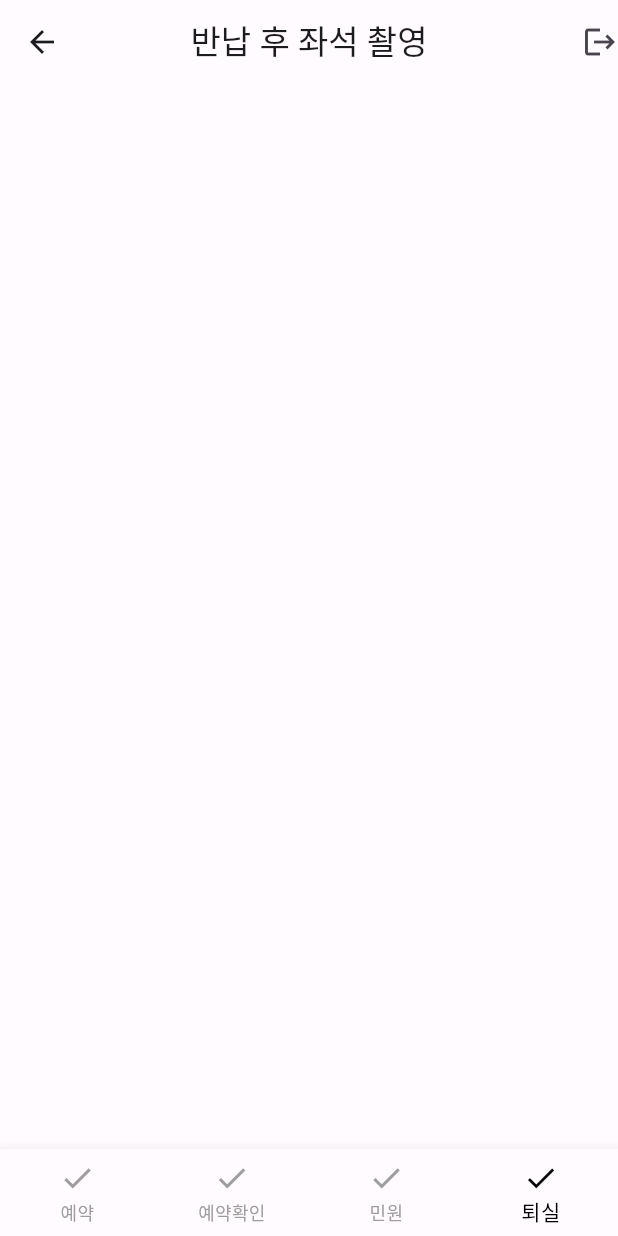
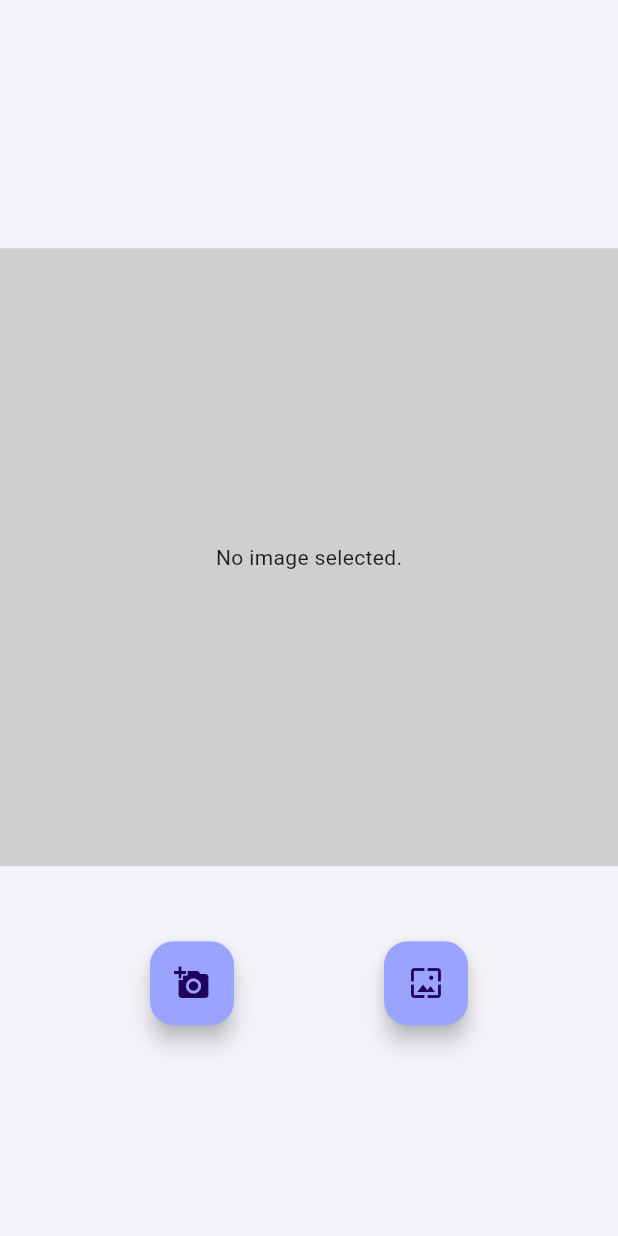
Before and after one commit to JangJunYeong/jiranjigyo, a Flutter app: the screen it shows after launch, after a tap on "퇴실", on a phone screen of 412 x 824 dp. Run offline on Flutter 3.47's test engine with Material 2 defaults, Android fonts, the phone set to English and light mode, and no system bars; our stand-ins replace image_picker.

Commit message:
add camera

```diff
--- /dev/null
+++ b/lib/camera.dart
@@ -0,0 +1,88 @@
+import 'dart:io';
+import 'package:flutter/material.dart';
+import 'package:flutter/services.dart';
+import 'package:image_picker/image_picker.dart';
+
+final ImagePicker _picker = ImagePicker();
+getImage() async {
+  final XFile? picked = await _picker.pickImage(
+    source: ImageSource.gallery,
+    requestFullMetadata: false, //<--- true 적용시 png 파일 투명 배경 사라짐
+  );
+}
+
+
+class CameraExample extends StatefulWidget {
+  const CameraExample({Key? key}) : super(key: key);
+
+  @override
+  _CameraExampleState createState() => _CameraExampleState();
+}
+
+class _CameraExampleState extends State<CameraExample> {
+  File? _image;
+  final picker = ImagePicker();
+
+  // 비동기 처리를 통해 카메라와 갤러리에서 이미지를 가져온다.
+  Future getImage(ImageSource imageSource) async {
+    final image = await picker.pickImage(source: imageSource);
+
+    setState(() {
+      _image = File(image!.path); // 가져온 이미지를 _image에 저장
+    });
+  }
+
+  // 이미지를 보여주는 위젯
+  Widget showImage() {
+    return Container(
+        color: const Color(0xffd0cece),
+        width: MediaQuery.of(context).size.width,
+        height: MediaQuery.of(context).size.width,
+        child: Center(
+            child: _image == null
+                ? Text('No image selected.')
+                : Image.file(File(_image!.path))));
+  }
+
+  @override
+  Widget build(BuildContext context) {
+    // 화면 세로 고정
+    SystemChrome.setPreferredOrientations(
+        [DeviceOrientation.portraitUp, DeviceOrientation.portraitDown]);
+
+    return Scaffold(
+        backgroundColor: const Color(0xfff4f3f9),
+        body: Column(
+          mainAxisAlignment: MainAxisAlignment.center,
+          children: [
+            SizedBox(height: 25.0),
+            showImage(),
+            SizedBox(
+              height: 50.0,
+            ),
+            Row(
+              mainAxisAlignment: MainAxisAlignment.spaceEvenly,
+              children: <Widget>[
+                // 카메라 촬영 버튼
+                FloatingActionButton(
+                  child: Icon(Icons.add_a_photo),
+                  tooltip: 'pick Iamge',
+                  onPressed: () {
+                    getImage(ImageSource.camera);
+                  },
+                ),
+
+                // 갤러리에서 이미지를 가져오는 버튼
+                FloatingActionButton(
+                  child: Icon(Icons.wallpaper),
+                  tooltip: 'pick Iamge',
+                  onPressed: () {
+                    getImage(ImageSource.gallery);
+                  },
+                ),
+              ],
+            )
+          ],
+        ));
+  }
+}
--- a/lib/checkout.dart
+++ b/lib/checkout.dart
@@ -1,4 +1,5 @@
 import 'package:flutter/material.dart';
+import 'package:jiranjigyo/camera.dart';
 import 'package:jiranjigyo/complaint.dart';
 import 'package:jiranjigyo/theme.dart';
 import 'package:jiranjigyo/reservation.dart';
@@ -67,52 +68,6 @@ class _CheckOutPageState extends State<CheckOutPage>{
         useMaterial3: true,
         colorScheme: lightColorScheme,
       ),
-      home: DefaultTabController(
-        length: 7,
-        child: Scaffold(
-          appBar: AppBar(
-              leading: IconButton(
-                  onPressed: (){
-                    Navigator.pop(context);
-                  },
-                  icon: const Icon(Icons.arrow_back)),
-              title: (
-                  Text("반납 후 좌석 촬영")
-              ),
-              centerTitle:true,
-              actions: [
-                Icon(Icons.logout)
-              ]
-          ),
-          bottomNavigationBar: BottomNavigationBar(
-            type: BottomNavigationBarType.fixed,
-            currentIndex: index,
-            onTap: (int index) {
-              TabIndex(index);
-              TabMove(index);
-            },
-            unselectedItemColor: Colors.grey,
-            selectedItemColor: Colors.black,
-            items: const <BottomNavigationBarItem>[
-              BottomNavigationBarItem(
-                icon: Icon(Icons.done),
-                label: "예약",
-              ),
-              BottomNavigationBarItem(
-                  icon: Icon(Icons.done),
-                  label: "예약확인"
-              ),
-              BottomNavigationBarItem(
-                  icon: Icon(Icons.done),
-                  label: "민원"
-              ),
-              BottomNavigationBarItem(
-                  icon: Icon(Icons.done),
-                  label: "퇴실"
-              ),
-            ],
-          ),
-        ),
-      ),
+      home: CameraExample(),
     );
   }}
--- a/pubspec.yaml
+++ b/pubspec.yaml
@@ -49,6 +49,7 @@ dev_dependencies:
   # package. See that file for information about deactivating specific lint
   # rules and activating additional ones.
   flutter_lints: ^2.0.0
+  image_picker: ^0.8.4+4
 
 # For information on the generic Dart part of this file, see the
 # following page: https://dart.dev/tools/pub/pubspec
```
Also changed, not shown: 2 other files.
